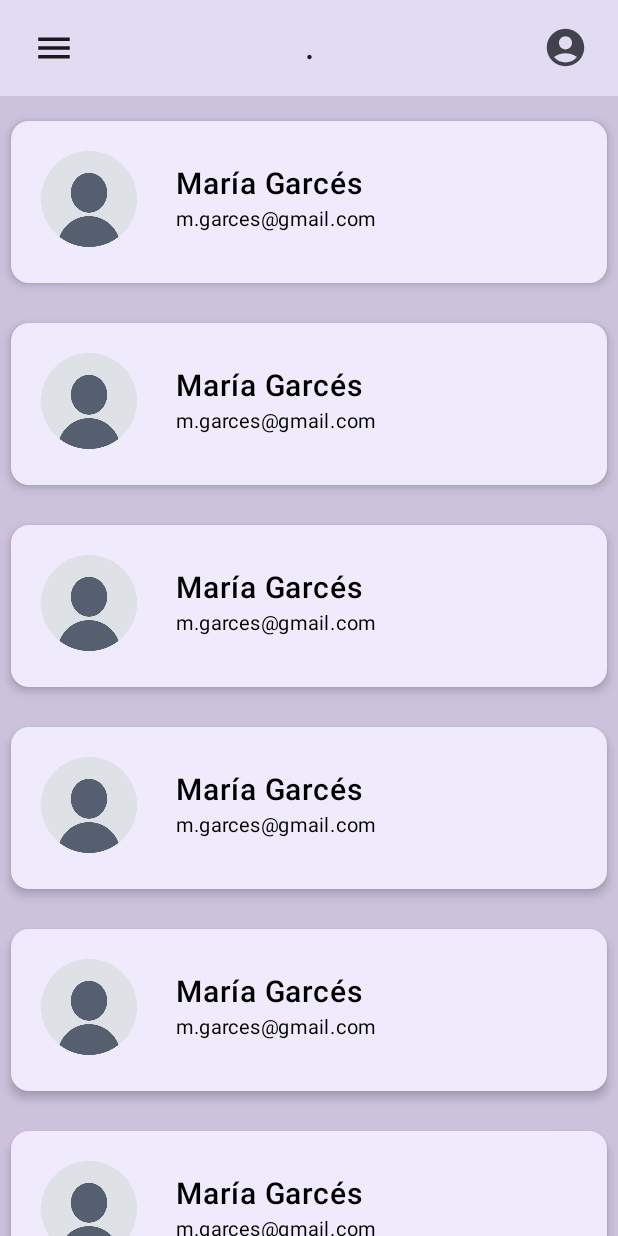
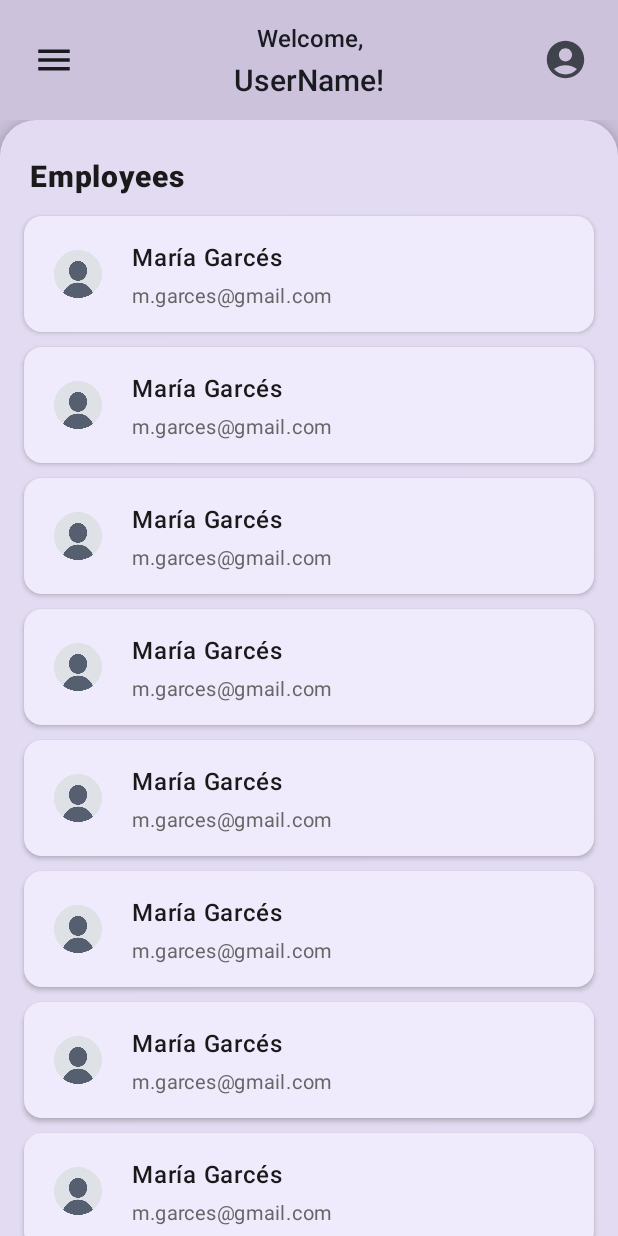
Before and after one commit to marial-garces/RegisterApp, an Android app built with Jetpack Compose: the DashboardScreen screen opened through its navigation route, on a phone screen of 412 x 824 dp. Run offline under Robolectric (Android 15) with nearby library versions, the phone set to English and light mode, and no system bars; our stand-ins replace Room's generated code, livedata-compose; libraries missing offline, so code that uses them is left out: com.example.roomguideandroid; 1 statement that could not run was skipped.

Commit message:
finalizacion del diseño del DashboardScreen.kt

```diff
--- a/app/src/main/java/com/example/registerapp/screens/DashboardScreen.kt
+++ b/app/src/main/java/com/example/registerapp/screens/DashboardScreen.kt
@@ -1,41 +1,30 @@
 package com.example.registerapp.screens
 
-import androidx.compose.foundation.background
 import androidx.compose.foundation.clickable
 import androidx.compose.foundation.layout.Arrangement
 import androidx.compose.foundation.layout.Box
 import androidx.compose.foundation.layout.Column
 import androidx.compose.foundation.layout.PaddingValues
-import androidx.compose.foundation.layout.Row
-import androidx.compose.foundation.layout.Spacer
-import androidx.compose.foundation.layout.fillMaxHeight
 import androidx.compose.foundation.layout.fillMaxSize
 import androidx.compose.foundation.layout.fillMaxWidth
-import androidx.compose.foundation.layout.height
 import androidx.compose.foundation.layout.padding
 import androidx.compose.foundation.layout.size
 import androidx.compose.foundation.lazy.LazyColumn
-import androidx.compose.foundation.rememberScrollState
 import androidx.compose.foundation.shape.RoundedCornerShape
 import androidx.compose.material.icons.Icons
 import androidx.compose.material.icons.filled.AccountCircle
 import androidx.compose.material.icons.filled.House
 import androidx.compose.material.icons.filled.Menu
-import androidx.compose.material.icons.filled.Notifications
-import androidx.compose.material.icons.outlined.Menu
 import androidx.compose.material3.Card
+import androidx.compose.material3.CardDefaults
 import androidx.compose.material3.DrawerValue
 import androidx.compose.material3.ExperimentalMaterial3Api
 import androidx.compose.material3.HorizontalDivider
 import androidx.compose.material3.Icon
-import androidx.compose.material3.MaterialTheme
 import androidx.compose.material3.ModalDrawerSheet
 import androidx.compose.material3.ModalNavigationDrawer
-import androidx.compose.material3.NavigationBar
-import androidx.compose.material3.NavigationBarItem
 import androidx.compose.material3.NavigationDrawerItem
 import androidx.compose.material3.Scaffold
-import androidx.compose.material3.Surface
 import androidx.compose.material3.Text
 import androidx.compose.material3.TopAppBar
 import androidx.compose.material3.TopAppBarDefaults
@@ -43,14 +32,8 @@ import androidx.compose.material3.TopAppBarScrollBehavior
 import androidx.compose.material3.rememberDrawerState
 import androidx.compose.material3.rememberTopAppBarState
 import androidx.compose.runtime.Composable
-import androidx.compose.runtime.mutableStateOf
-import androidx.compose.runtime.remember
 import androidx.compose.runtime.rememberCoroutineScope
-import androidx.compose.ui.Alignment
-import androidx.compose.ui.Alignment.Companion.CenterHorizontally
 import androidx.compose.ui.Modifier
-import androidx.compose.ui.draw.clip
-import androidx.compose.ui.graphics.Brush
 import androidx.compose.ui.graphics.Color
 import androidx.compose.ui.text.font.FontWeight
 import androidx.compose.ui.text.style.TextAlign
@@ -60,7 +43,6 @@ import kotlinx.coroutines.launch
 import androidx.compose.ui.unit.sp
 import com.example.registerapp.screens.Routes.DASHBOARD
 import com.example.registerapp.screens.Routes.EDIT_USER
-import com.example.registerapp.screens.Routes.WELCOME
 import com.example.registerapp.screens.design.EmployeeCard
 
 
@@ -75,11 +57,13 @@ fun DashboardScreen(
     ModalNavigationDrawer(
         drawerState = drawerState,
         drawerContent = {
-            ModalDrawerSheet {
+            ModalDrawerSheet(
+                drawerContainerColor = Color(0xFFCCC2DC),
+            ) {
                 DrawerContent(navController = navController)
             }
         },
-        gesturesEnabled = false,
+        gesturesEnabled = true,
     ) {
         Scaffold(
             modifier = modifier,
@@ -87,7 +71,6 @@ fun DashboardScreen(
                 val scrollBehavior = TopAppBarDefaults.enterAlwaysScrollBehavior(
                     state = rememberTopAppBarState()
                 )
-
                    TopBar(
                        scrollBehavior = scrollBehavior,
                        onOpenDrawer = {
@@ -99,7 +82,7 @@ fun DashboardScreen(
                        },
                    )
             },
-            containerColor = Color.Transparent,
+            containerColor = Color(0xFFCCC2DC),
 
         ) { paddingValues ->
             ScreenContent(paddingValues = paddingValues)
@@ -110,17 +93,16 @@ fun DashboardScreen(
 }
 
 @Composable
-fun DrawerContent(
-    navController: NavController
-){
+fun DrawerContent(navController: NavController){
     Text(
         text = "Menu",
         fontSize = 28.sp,
         modifier = Modifier
             .fillMaxWidth()
-            .padding(16.dp)
+            .padding(16.dp),
+        fontWeight = FontWeight.SemiBold,
     )
-    HorizontalDivider()
+    HorizontalDivider(color = Color(0xFF8A888F))
 
     NavigationDrawerItem(
         label = {
@@ -152,42 +134,46 @@ fun DrawerContent(
 
 }
 
+
 @Composable
 fun ScreenContent(paddingValues: PaddingValues){
 
     Box(
         modifier = Modifier
             .fillMaxSize()
-            .background(Color.Transparent)
+            .padding(top = paddingValues.calculateTopPadding())
     ) {
-        Spacer(
+        Card(
+            modifier = Modifier
+                .fillMaxSize(),
+//                .padding(top = 0.dp), // Espacio desde el top bar
+            shape = RoundedCornerShape(topStart = 24.dp, topEnd = 24.dp),
+            colors = CardDefaults.cardColors(containerColor = Color(0xFFE2DBF1)),
+            elevation = CardDefaults.cardElevation(defaultElevation = 8.dp)
+        ) {
+            LazyColumn(
+                modifier = Modifier
+                    .fillMaxSize(),
+                contentPadding = PaddingValues(
+                    top = 18.dp,
+                    bottom = 16.dp
+                ),
+                verticalArrangement = Arrangement.spacedBy(2.dp)
+            ) {
+                item {
+                    Text(
+                        text = "Employees",
+                        fontSize = 20.sp,
+                        fontWeight = FontWeight.ExtraBold,
+                        color = Color(0xFF1A1A1A),
                         modifier = Modifier
                             .fillMaxWidth()
-                .height(180.dp)
+                            .padding(horizontal = 20.dp, vertical = 8.dp),
                     )
+                }
 
-        Surface(
-            modifier = Modifier
-                .fillMaxSize()
-                .clip(RoundedCornerShape(topStart = 24.dp, topEnd = 24.dp)),
-            color = Color(0xFFCCC2DC)
-        ) {
-            Column {
-                Text(
-                    text = "Employees",
-                    fontSize = 28.sp,
-                    fontWeight = FontWeight.Bold,
-                    color = Color(0xFF332D41),
-                    modifier = Modifier.padding(16.dp)
-
-                )
-                LazyColumn(
-                    contentPadding = PaddingValues(vertical = 8.dp),
-                    verticalArrangement = Arrangement.spacedBy(12.dp)
-                ) {
                 items(count = 10) { index ->
                     EmployeeCard()
-                    }
                 }
             }
         }
@@ -195,16 +181,13 @@ fun ScreenContent(paddingValues: PaddingValues){
 
 }
 
+
 @OptIn(ExperimentalMaterial3Api::class)
 @Composable
-fun TopBar(
-    onOpenDrawer: () -> Unit,
-    modifier: Modifier = Modifier,
-    scrollBehavior: TopAppBarScrollBehavior
-) {
+fun TopBar(onOpenDrawer: () -> Unit, scrollBehavior: TopAppBarScrollBehavior) {
     TopAppBar(
         scrollBehavior = scrollBehavior,
-        colors = TopAppBarDefaults.topAppBarColors(containerColor = Color(0xFFE2DBF1)),
+        colors = TopAppBarDefaults.topAppBarColors(containerColor = Color(0xFFCCC2DC)),
         navigationIcon = {
             Icon(
                 imageVector = Icons.Default.Menu,
@@ -218,12 +201,29 @@ fun TopBar(
             )
         },
         title = {
+            Column(
+                modifier = Modifier
+                    .fillMaxWidth()
+                    .padding(top = 12.dp, bottom = 12.dp),
+                horizontalAlignment = androidx.compose.ui.Alignment.CenterHorizontally,
+                verticalArrangement = Arrangement.Center
+            ) {
                 Text(
-                        text = ".",
+                    text = "Welcome,",
                     fontWeight = FontWeight.SemiBold,
                     modifier = Modifier.fillMaxWidth(),
-                        textAlign = TextAlign.Center
+                    textAlign = TextAlign.Center,
+                    fontSize = 16.sp
                 )
+                Text(
+                    text = "UserName!",
+                    fontWeight = FontWeight.SemiBold,
+                    modifier = Modifier.fillMaxWidth(),
+                    textAlign = TextAlign.Center,
+                    fontSize = 20.sp
+                )
+
+            }
                 },
         actions = {
             Icon(
@@ -236,90 +236,3 @@ fun TopBar(
         }
     )
 }
-
-//@OptIn(ExperimentalMaterial3Api::class)
-//@Composable
-//fun BottomBar() {
-//    val selectedIndex = remember{ mutableStateOf(0) }
-//
-//    NavigationBar {
-//        NavigationBarItem(
-//            selected = selectedIndex.value == 0,
-//            onClick = { /*TODO*/ },
-//            icon = {
-//                Icon(
-//                    imageVector = Icons.Default.House,
-//                    contentDescription = "Home",
-//                    modifier = Modifier
-//                        .size(30.dp)
-//                )
-//            }
-//        )
-//    }
-
-//    Row(
-//        modifier = Modifier
-//            .fillMaxWidth()
-//            .background(Color(0xFFE2DBF1))
-//            .padding(26.dp),
-//        horizontalArrangement = Arrangement.SpaceBetween
-//    ) {
-//        Icon(
-//            imageVector = Icons.Default.House,
-//            contentDescription = "Account",
-//            modifier = Modifier
-//                .padding(start = 8.dp, end = 16.dp)
-//                .size(30.dp)
-//                .align(Alignment.CenterVertically)
-//        )
-//    }
-//}
-
-
-
-
-
-
-
-
-//    Column(
-//        modifier = Modifier
-//            .fillMaxSize()
-//            .background(
-//                Brush.linearGradient(
-//                    colors = listOf(
-//                        Color(0xFFCCC2DC),
-//                        Color(0xFFFEF7FF),
-//                        Color(0xFFFEF7FF),
-//                    )
-//                )
-//            ),
-//        verticalArrangement = Arrangement.SpaceEvenly
-//    ) {
-//        Text(
-//            text = "Welcome, Username",
-//            style = MaterialTheme.typography.headlineLarge,
-//            fontWeight = FontWeight.Bold,
-//            modifier = Modifier
-//                .fillMaxWidth()
-//                .padding(16.dp),
-//            color = MaterialTheme.colorScheme.primary,
-//            textAlign = TextAlign.Center
-//        )
-//
-//        Card(
-//            modifier = Modifier
-//                .fillMaxWidth()
-//                .padding(2.dp)
-//                .background(MaterialTheme.colorScheme.onPrimary)
-//        ) {
-//            Text(
-//                "Employees",
-//                color = MaterialTheme.colorScheme.primary,
-//                style = MaterialTheme.typography.bodyLarge,
-//                fontWeight = FontWeight.Bold,
-//                modifier = Modifier
-//                    .padding(16.dp)
-//            )
-//        }
-//    }
--- a/app/src/main/java/com/example/registerapp/screens/design/EmployeeCard.kt
+++ b/app/src/main/java/com/example/registerapp/screens/design/EmployeeCard.kt
@@ -1,32 +1,29 @@
 package com.example.registerapp.screens.design
 
 import androidx.compose.foundation.Image
-import androidx.compose.foundation.background
 import androidx.compose.foundation.layout.Arrangement
+import androidx.compose.foundation.layout.Box
 import androidx.compose.foundation.layout.Column
 import androidx.compose.foundation.layout.Row
 import androidx.compose.foundation.layout.aspectRatio
+import androidx.compose.foundation.layout.fillMaxHeight
 import androidx.compose.foundation.layout.fillMaxSize
 import androidx.compose.foundation.layout.fillMaxWidth
+import androidx.compose.foundation.layout.height
 import androidx.compose.foundation.layout.padding
 import androidx.compose.foundation.layout.size
 import androidx.compose.material3.Card
 import androidx.compose.material3.CardDefaults
-import androidx.compose.material3.MaterialTheme
 import androidx.compose.material3.Text
 import androidx.compose.runtime.Composable
+import androidx.compose.ui.Alignment
 import androidx.compose.ui.Modifier
-import androidx.compose.ui.graphics.Brush
 import androidx.compose.ui.graphics.Color
-import androidx.compose.ui.platform.LocalContext
 import androidx.compose.ui.res.painterResource
-import androidx.compose.ui.text.TextStyle
 import androidx.compose.ui.text.font.FontWeight
-import androidx.compose.ui.text.style.TextAlign
 import androidx.compose.ui.tooling.preview.Preview
 import androidx.compose.ui.unit.dp
 import androidx.compose.ui.unit.sp
-import androidx.navigation.NavController
 import com.example.registerapp.R
 import com.example.registerapp.theme.RegisterAppTheme
 
@@ -34,71 +31,61 @@ import com.example.registerapp.theme.RegisterAppTheme
 fun EmployeeCard(
     modifier: Modifier = Modifier,
 ) {
+
     Card(
         modifier = modifier
             .fillMaxWidth()
-            .padding(7.dp),
+            .height(85.dp)
+            .padding(horizontal = 16.dp, vertical = 4.dp),
         colors = CardDefaults.cardColors(containerColor = Color(0xFFF0EBFC)),
-        elevation = CardDefaults.cardElevation(defaultElevation = 4.dp),
+        elevation = CardDefaults.cardElevation(defaultElevation = 2.dp),
     ) {
-        CardContent(
-            modifier = Modifier
-                .fillMaxSize()
-                .background(
-                    Brush.linearGradient(
-                        colors = listOf(
-                            Color(0xFFCCC2DC),
-                            Color(0xFFFEF7FF),
-                            Color(0xFFFEF7FF),
-                        )
-                    )
-                )
-        )
-    }
-}
-
-
-@Composable
-private fun CardContent(
-    modifier: Modifier = Modifier
+        Box(
+            modifier = Modifier.fillMaxSize()
         ) {
             Row(
                 modifier = Modifier
-            .padding(12.dp)
+                    .fillMaxSize()
+                    .padding(16.dp),
+                verticalAlignment = Alignment.CenterVertically
             ) {
+                // Icono/imagen izquierda
                 Image(
                     painter = painterResource(id = R.drawable.profile),
-            contentDescription = "Dashboard Icon",
+                    contentDescription = "Profile Icon",
                     modifier = Modifier
-                .size(80.dp)
+                        .size(40.dp)
                         .aspectRatio(1f)
                 )
 
+                // Contenido central
                 Column(
                     modifier = Modifier
                         .weight(1f)
-                .padding(18.dp),
+                        .fillMaxHeight()
+                        .padding(start = 16.dp),
                     verticalArrangement = Arrangement.Center,
                 ) {
-            //Full name
+                    // Título principal
                     Text(
-                text = ("María Garcés"),
-                fontSize = 20.sp,
-                fontWeight = FontWeight.SemiBold
+                        text = "María Garcés",
+                        fontSize = 16.sp,
+                        fontWeight = FontWeight.SemiBold,
+                        color = Color(0xFF1A1A1A)
                     )
-            //Email
+                    // Subtítulo
                     Text(
-                text = ("m.garces@gmail.com"),
+                        text = "m.garces@gmail.com",
                         fontSize = 13.sp,
+                        color = Color(0xFF666666),
+                        modifier = Modifier.padding(top = 2.dp)
                     )
                 }
 
-
             }
         }
-
-
-
+    }
+}
 
 
 @Preview(showBackground = true, widthDp = 320)
@@ -108,11 +95,3 @@ fun DashboardScreenPreview() {
         EmployeeCard()
     }
 }
-
-@Preview(showBackground = true)
-@Composable
-fun CardDashboardPreview() {
-    RegisterAppTheme {
-        CardContent()
-    }
-}
```
Lines whose indentation alone changed are shown as unchanged.
